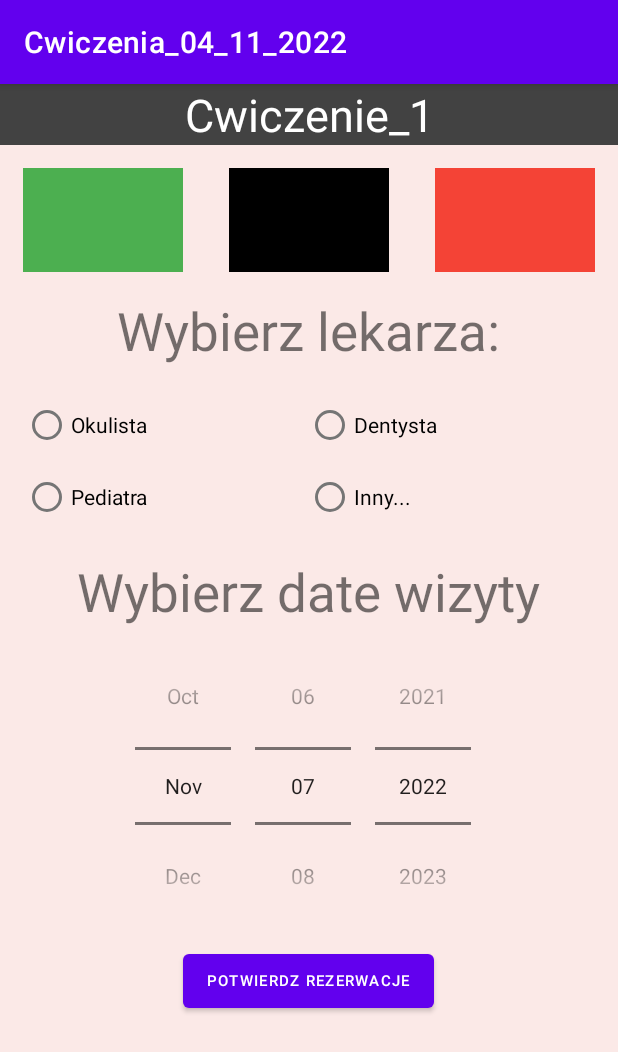
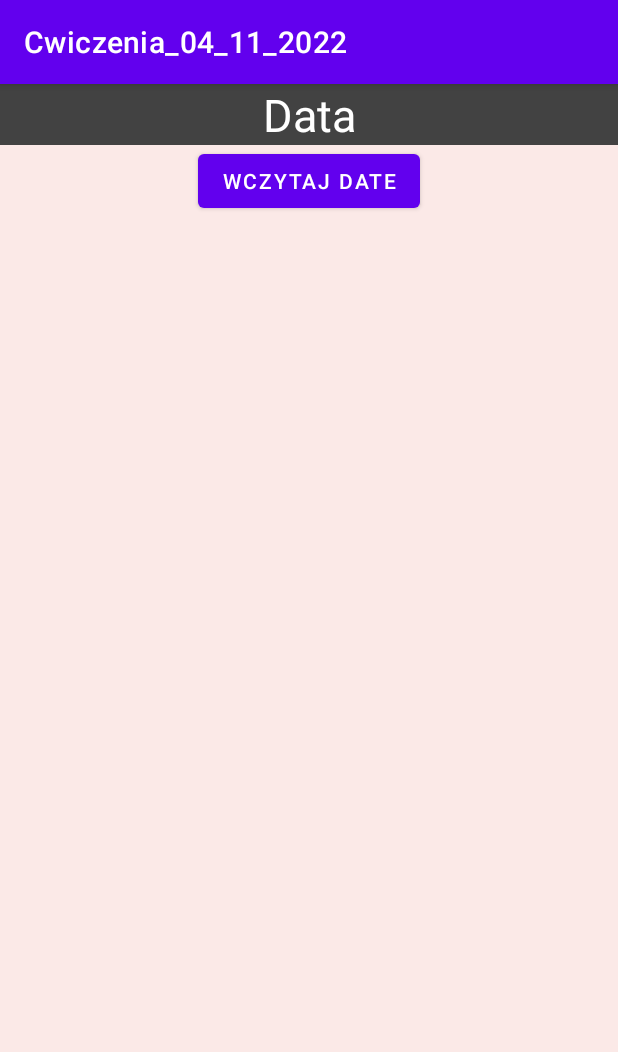
Before and after one commit to TraumenBM/TestujemyGita, an Android app: the screen it shows after launch (MainActivity), on a phone screen of 412 x 824 dp. Shown: the top 1052 px of the screen. Run offline under Robolectric (Android 15) with nearby library versions, the phone set to English and light mode, and no system bars.

Commit message:
CW_6 - Data i godzina

```diff
--- a/app/src/main/java/com/example/testujemygita/MainActivity.java
+++ b/app/src/main/java/com/example/testujemygita/MainActivity.java
@@ -1,10 +1,27 @@
 package com.example.testujemygita;
-
+import android.view.View;
+import android.widget.TextView;
+import java.util.Calendar;
+import java.util.TimeZone;
 import androidx.appcompat.app.AppCompatActivity;
 
 import android.os.Bundle;
 
 public class MainActivity extends AppCompatActivity {
+
+    public void ustaw_date(View v){
+        int rok, miesiac, dzien, godzina, minuta, sekunda;
+        Calendar calendar=Calendar.getInstance();
+        rok=calendar.get(Calendar.YEAR);
+        miesiac=calendar.get(Calendar.MONTH);
+        dzien=calendar.get(Calendar.DAY_OF_MONTH);
+        godzina=calendar.get(Calendar.HOUR_OF_DAY);
+        minuta=calendar.get(Calendar.MINUTE);
+        sekunda=calendar.get(Calendar.SECOND);
+
+        TextView panel=(TextView) findViewById(R.id.tekst_1);
+        panel.setText(rok+"-"+miesiac+"-"+dzien+"-"+godzina+"-"+minuta+"-"+sekunda);
+    }
 
     @Override
     protected void onCreate(Bundle savedInstanceState) {
--- a/app/src/main/res/layout/activity_main.xml
+++ b/app/src/main/res/layout/activity_main.xml
@@ -6,14 +6,12 @@
     android:layout_width="match_parent"
     android:layout_height="match_parent"
     android:background="#FBE9E7"
-
     android:orientation="vertical"
-
     tools:context=".MainActivity">
 
     <TextView
         android:layout_width="match_parent"
-
+        android:id="@+id/tekst_1"
         android:textAlignment="center"
         android:background="@color/cardview_dark_background"
         android:textSize="30dp"
@@ -22,140 +20,19 @@
         android:layout_row="0"
         android:layout_column="0"
         android:layout_columnSpan="3"
-        android:text="Cwiczenie_1">
+        android:text="Data">
 
     </TextView>
 
+    <Button
+        android:id="@+id/baton_1"
+        android:layout_width="wrap_content"
+        android:layout_height="wrap_content"
+        android:layout_gravity="center"
+        android:onClick="ustaw_date"
+        android:text="Wczytaj date">
 
-    <GridLayout
-        android:layout_width="match_parent"
-        android:minHeight="100dp"
-        android:columnCount="3"
-        android:rowCount="1"
-        android:layout_height="wrap_content">
-
-        <TextView
-            android:layout_margin="15dp"
-
-            android:layout_row="0"
-            android:layout_column="0"
-            android:layout_columnWeight="1"
-            android:layout_rowWeight="1"
-            android:background="#4CAF50">
-
-        </TextView>
-
-        <TextView
-            android:layout_margin="15dp"
-
-            android:layout_row="0"
-            android:layout_column="1"
-            android:layout_columnWeight="1"
-            android:layout_rowWeight="1"
-            android:background="@color/black">
-
-        </TextView>
-
-        <TextView
-            android:layout_margin="15dp"
-
-            android:layout_row="0"
-            android:layout_column="2"
-            android:layout_rowWeight="1"
-            android:layout_columnWeight="1"
-            android:background="#F44336">
-
-        </TextView>
-    </GridLayout>
-
-    <LinearLayout
-        android:gravity="center"
-        android:orientation="vertical"
-        android:layout_width="match_parent"
-        android:layout_height="wrap_content">
-
-        <TextView
-            android:layout_width="wrap_content"
-            android:text="Wybierz lekarza:"
-            android:textSize="35dp"
-            android:layout_height="wrap_content">
-
-        </TextView>
-
-        <GridLayout
-            android:layout_margin="15dp"
-            android:layout_width="match_parent"
-            android:layout_height="wrap_content"
-            android:columnCount="2"
-            android:rowCount="1">
-            <RadioGroup
-                android:layout_columnWeight="1"
-                android:layout_width="wrap_content"
-                android:layout_column="0"
-                android:layout_height="wrap_content">
-
-                <RadioButton
-                    android:layout_width="wrap_content"
-                    android:layout_height="wrap_content"
-                    android:text="Okulista">
-
-                </RadioButton>
-                <RadioButton
-                    android:layout_width="wrap_content"
-                    android:layout_height="wrap_content"
-                    android:text="Pediatra">
-
-                </RadioButton>
-            </RadioGroup>
-
-            <RadioGroup
-                android:layout_columnWeight="1"
-                android:layout_width="wrap_content"
-                android:layout_column="1"
-                android:layout_height="wrap_content">
-                <RadioButton
-                    android:layout_width="wrap_content"
-                    android:layout_height="wrap_content"
-                    android:text="Dentysta">
-
-                </RadioButton>
-                <RadioButton
-                    android:layout_width="wrap_content"
-                    android:layout_height="wrap_content"
-                    android:text="Inny...">
-
-                </RadioButton>
-            </RadioGroup>
-
-        </GridLayout>
-
-
-        <TextView
-            android:layout_width="wrap_content"
-            android:text="Wybierz date wizyty"
-            android:textSize="35dp"
-            android:layout_height="wrap_content">
-
-        </TextView>
-
-        <DatePicker
-            android:layout_width="wrap_content"
-            android:datePickerMode="spinner"
-            android:calendarViewShown="false"
-            android:layout_height="wrap_content">
-
-        </DatePicker>
-
-
-        <Button
-            android:layout_width="wrap_content"
-            android:layout_height="wrap_content"
-            android:textSize="10dp"
-            android:text="Potwierdz rezerwacje">
-
-        </Button>
-    </LinearLayout>
-
+    </Button>
 
 
 </LinearLayout>
```
